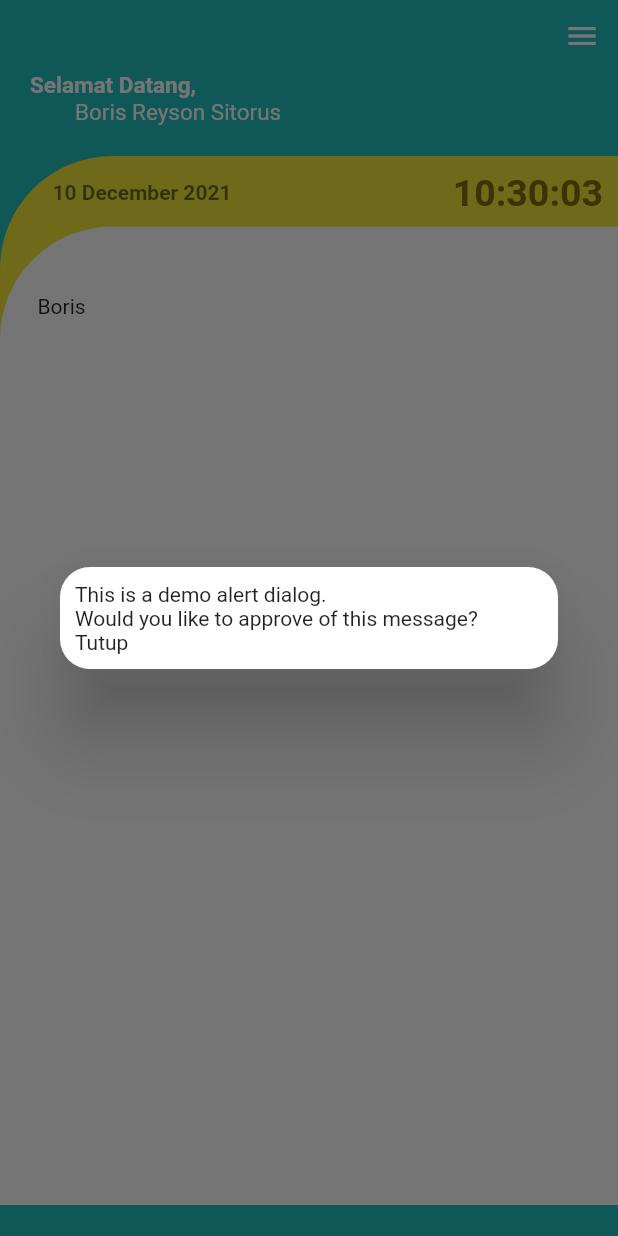
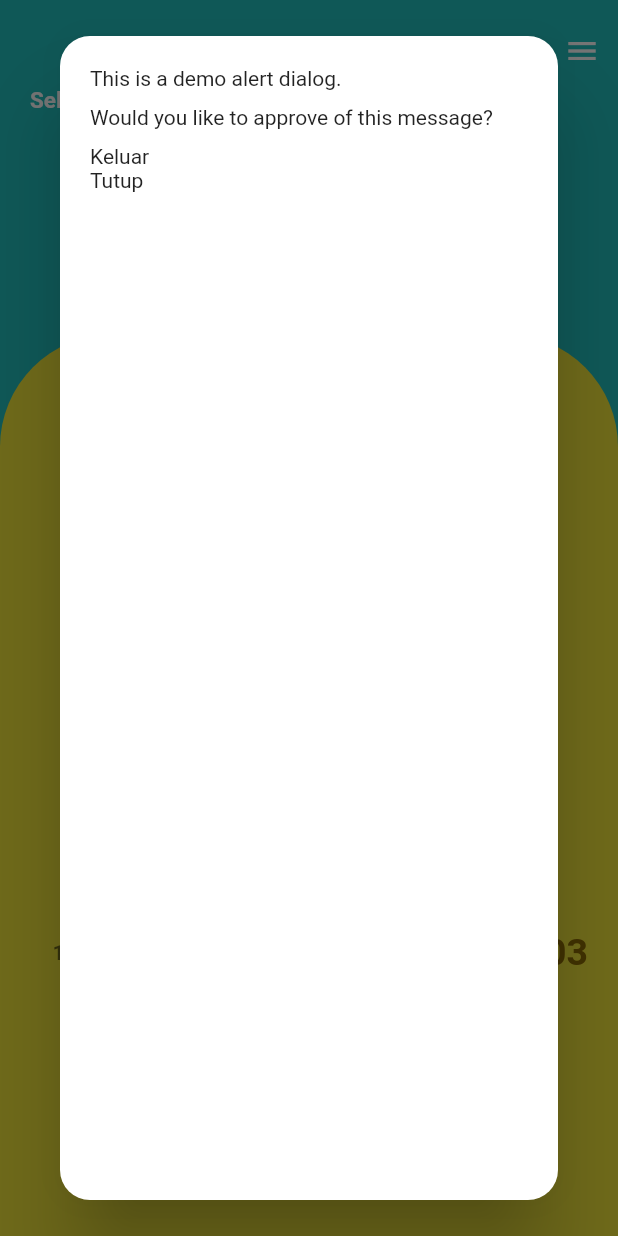
Before and after one commit to borisreyson/face_id_plus, a Flutter app: the HomePage screen opened directly, after a tap on the "menu" icon, on a phone screen of 412 x 824 dp. Run offline on Flutter 3.47's test engine with Material 2 defaults, Android fonts, the phone set to English and light mode, and no system bars; our stand-ins replace animated_splash_screen, rounded_loading_button, shared_preferences; accounts and stored records are empty; network calls fail; Roboto replaces fonts that are missing (Montserrat).

Commit message:
face id flutter from macbook 10 desember 2021

```diff
--- a/lib/screens/pages/home.dart
+++ b/lib/screens/pages/home.dart
@@ -8,6 +8,8 @@ String? _jam;
 String? _menit;
 String? _detik;
 String? _tanggal;
+String? nama, nik;
+int? isLogin = 0;
 
 class HomePage extends StatefulWidget {
   const HomePage({Key? key}) : super(key: key);
@@ -19,10 +21,13 @@ class HomePage extends StatefulWidget {
 class _HomePageState extends State<HomePage> {
   @override
   void initState() {
+    nama = "";
+    nik = "";
     _jam = "07";
     _menit = "00";
     _detik = "00";
     setState(() {
+      getPref(context);
       DateFormat fmt = DateFormat("dd MMMM yyyy");
       DateTime now = DateTime.now();
       _tanggal = "${fmt.format(now)}";
@@ -31,31 +36,41 @@ class _HomePageState extends State<HomePage> {
     super.initState();
   }
 
+  getPref(BuildContext context) async {
+    var sharedPref = await SharedPreferences.getInstance();
+    isLogin = sharedPref.getInt("isLogin")!;
+    if (isLogin == 1) {
+      nama = sharedPref.getString("nama");
+      nik = sharedPref.getString("nik");
+    } else {
+      nama = "";
+      nik = "";
+    }
+  }
+
   @override
   Widget build(BuildContext context) {
     return Scaffold(
       backgroundColor: const Color(0xFF21BFBD),
-      body: ListView(
+      body: Column(
         children: <Widget>[
           _header(),
-          const SizedBox(
-            height: 0.0,
-          ),
           _headerContent(),
-          _contents()
+          _contents(),
         ],
       ),
     );
   }
 
   Widget _header() {
-    return Padding(
-      padding: const EdgeInsets.only(left: 10.0),
+    return Container(
+      child: Padding(
+        padding: const EdgeInsets.only(left: 10.0,top: 10),
         child: Row(
           mainAxisAlignment: MainAxisAlignment.end,
           children: <Widget>[
             SizedBox(
-            width: 125.0,
+              width: 100.0,
               child: Row(
                 mainAxisAlignment: MainAxisAlignment.end,
                 children: <Widget>[
@@ -71,11 +86,14 @@ class _HomePageState extends State<HomePage> {
             )
           ],
         ),
+      ),
     );
   }
 
   Widget _headerContent() {
-    return Column(
+    return Container(
+      height: MediaQuery.of(context).size.height/5,
+      child: Column(
         children: <Widget>[
           Row(
             children: const [
@@ -93,11 +111,11 @@ class _HomePageState extends State<HomePage> {
             ],
           ),
           Row(
-          children: const [
+            children: [
               Padding(
-              padding: EdgeInsets.only(left: 50.0),
+                padding: EdgeInsets.only(left: 40.0),
                 child: Text(
-                "Boris Reyson Sitorus",
+                  "${nama}",
                   style: TextStyle(
                       fontFamily: 'Montserrat',
                       color: Colors.white,
@@ -106,42 +124,34 @@ class _HomePageState extends State<HomePage> {
               ),
             ],
           ),
-        const SizedBox(
-          height: 20.0,
-        )
+          Row(
+            children: [
+              Padding(
+                padding: EdgeInsets.only(left: 60.0),
+                child: Text(
+                  "${nik}",
+                  style: TextStyle(
+                      fontFamily: 'Montserrat',
+                      color: Colors.white,
+                      fontSize: 15.0),
+                ),
+              ),
             ],
+          ),
+        ],
+      ),
     );
   }
 
   Widget _contents() {
     return Container(
-      height: MediaQuery.of(context).size.height - 125,
+      height: MediaQuery.of(context).size.height,
       decoration: const BoxDecoration(
         color: Color(0xFFF2E638),
-        borderRadius: BorderRadius.only(topLeft: Radius.circular(75.0)),
+        borderRadius: BorderRadius.all(Radius.circular(75.0)),
       ),
-      child: ListView(
-        primary: false,
-        children: <Widget>[
-          Padding(
-            padding: const EdgeInsets.only(top: 10.0),
-            child: SizedBox(
-              height: MediaQuery.of(context).size.height,
-              child: ListView(
-                children: <Widget>[
-                  Padding(
-                      padding: const EdgeInsets.only(right: 10.0),
-                      child: _jamWidget()),
-                  Padding(
-                    padding: const EdgeInsets.only(top: 8.0),
-                    child: _listAbsen(),
-                  )
-                ],
-              ),
-            ),
-          )
-        ],
-      ),
+      child: _jamWidget()
+
     );
   }
 
@@ -157,7 +167,9 @@ class _HomePageState extends State<HomePage> {
                 TextStyle(color: Colors.black54, fontWeight: FontWeight.bold),
           ),
         ),
-        Row(
+        Padding(
+          padding: const EdgeInsets.only(right: 20),
+          child: Row(
             mainAxisAlignment: MainAxisAlignment.end,
             children: [
               Text(
@@ -197,20 +209,72 @@ class _HomePageState extends State<HomePage> {
               ),
             ],
           ),
+        ),
+
       ],
     );
   }
 
+  Widget _btnAbsen() {
+    return Row(
+      mainAxisAlignment: MainAxisAlignment.spaceBetween,
+      children: [
+        Container(
+          height: MediaQuery.of(context).size.height,
+          width: MediaQuery.of(context).size.width,
+          decoration: const BoxDecoration(
+            color: Colors.amber,
+            borderRadius: BorderRadius.only(topLeft: Radius.circular(50.0)),
+          ),
+          child: ListView(
+            children: [
+              Container(
+                padding: EdgeInsets.only(right: 5),
+                child: Row(
+                  mainAxisAlignment: MainAxisAlignment.end,
+                  children: [
+                    Padding(
+                      padding: EdgeInsets.only(right: 2.5),
+                      child: ElevatedButton(
+                        style: ElevatedButton.styleFrom(
+                          primary: Colors.green
+                        ),
+                        child:  Text("Masuk",style: TextStyle(color: Colors.white),),
+
+                          onPressed: () {  },
+                            ),
+                    ),
+                    Padding(
+                      padding: const EdgeInsets.only(left: 2.5),
+                      child: ElevatedButton(
+                        style: ElevatedButton.styleFrom(primary: Colors.red),
+                      child: Text("Pulang",style: TextStyle(color: Colors.white),),
+                            onPressed: (){
+
+                            },
+                          ),
+                    ),
+                  ],
+                ),
+              ),
+            _listAbsen()
+            ],
+          ),
+        ),
+      ],
+    );
+  }
   Widget _listAbsen() {
     return Container(
       height: MediaQuery.of(context).size.height,
+      width: MediaQuery.of(context).size.width,
       decoration: const BoxDecoration(
         color: Color(0xFFFFFFFF),
-        borderRadius: BorderRadius.only(topLeft: Radius.circular(75.0)),
+        borderRadius: BorderRadius.only(topRight: Radius.circular(20.0)),
       ),
       child: ListView(
         primary: false,
-        padding: const EdgeInsets.only(left: 25.0, right: 20.0),
+        padding: const EdgeInsets.only(left: 10.0, right: 5.0),
         children: <Widget>[
           Padding(
             padding: const EdgeInsets.only(top: 45.0),
@@ -218,6 +282,42 @@ class _HomePageState extends State<HomePage> {
               height: MediaQuery.of(context).size.height,
               child: ListView(
                 children: const <Widget>[
+                  SizedBox(
+                    height: 300.0,
+                    child: Text("Boris"),
+                  ),
+                  SizedBox(
+                    height: 300.0,
+                    child: Text("Boris"),
+                  ),
+                  SizedBox(
+                    height: 300.0,
+                    child: Text("Boris"),
+                  ),
+                  SizedBox(
+                    height: 300.0,
+                    child: Text("Boris"),
+                  ),
+                  SizedBox(
+                    height: 300.0,
+                    child: Text("Boris"),
+                  ),
+                  SizedBox(
+                    height: 300.0,
+                    child: Text("Boris"),
+                  ),
+                  SizedBox(
+                    height: 300.0,
+                    child: Text("Boris"),
+                  ),
+                  SizedBox(
+                    height: 300.0,
+                    child: Text("Boris"),
+                  ),
+                  SizedBox(
+                    height: 300.0,
+                    child: Text("Boris"),
+                  ),
                   SizedBox(
                     height: 300.0,
                     child: Text("Boris"),
@@ -259,13 +359,26 @@ class _HomePageState extends State<HomePage> {
       barrierDismissible: false, // user must tap button!
       builder: (BuildContext context) {
         return Dialog(
+          child: Container(
+            height: MediaQuery.of(context).size.height,
+            width: MediaQuery.of(context).size.width,
             child: Padding(
-            padding: const EdgeInsets.all(10.0),
+              padding: const EdgeInsets.all(20.0),
               child: SingleChildScrollView(
                 child: ListBody(
                   children: <Widget>[
                     Text('This is a demo alert dialog.'),
+                    SizedBox(
+                      height: 10.0,
+                    ),
                     Text('Would you like to approve of this message?'),
+                    SizedBox(
+                      height: 10.0,
+                    ),
+                    InkWell(
+                      onTap: () {},
+                      child: Text("Keluar"),
+                    ),
                     InkWell(
                       onTap: () {
                         Navigator.maybePop(context);
@@ -276,6 +389,7 @@ class _HomePageState extends State<HomePage> {
                 ),
               ),
             ),
+          ),
           shape:
               RoundedRectangleBorder(borderRadius: BorderRadius.circular(20.0)),
         );
```
Lines whose indentation alone changed are shown as unchanged.
